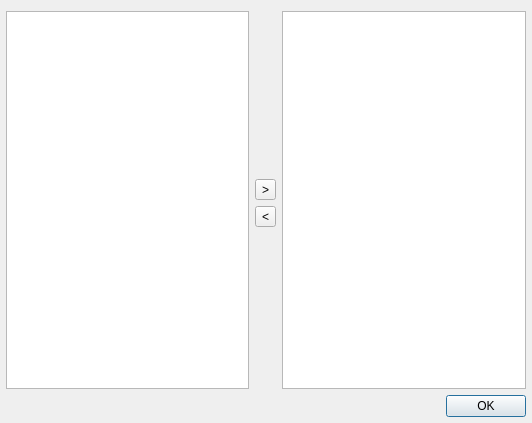
prinsbert/qmmp-dev, file qmmp/src/plugins/Effect/ladspa/ladspasettingsdialog.ui: the form before one commit.
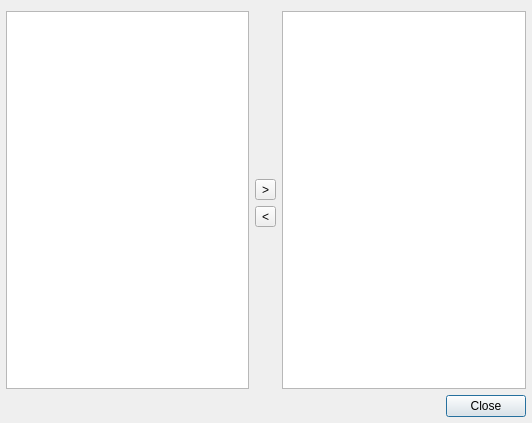
The form after the commit.

Commit message: ladspa: renamed "Ok" to "Close"

The edit to the form file:
```diff
--- a/qmmp/src/plugins/Effect/ladspa/ladspasettingsdialog.ui
+++ b/qmmp/src/plugins/Effect/ladspa/ladspasettingsdialog.ui
@@ -82,7 +82,7 @@
       </sizepolicy>
      </property>
      <property name="standardButtons">
-      <set>QDialogButtonBox::Ok</set>
+      <set>QDialogButtonBox::Close</set>
      </property>
     </widget>
    </item>
```
The commit also changes 2 other files.
